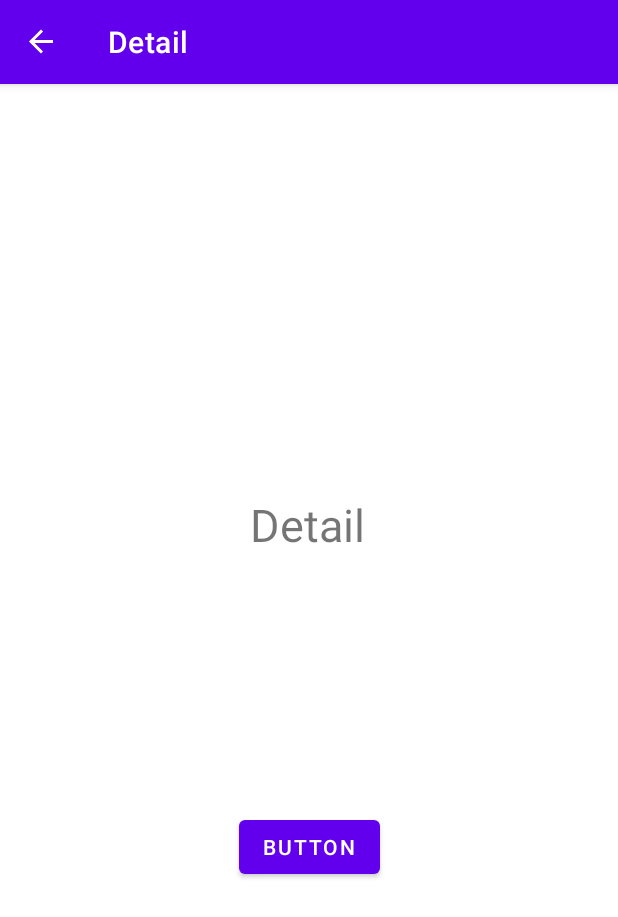
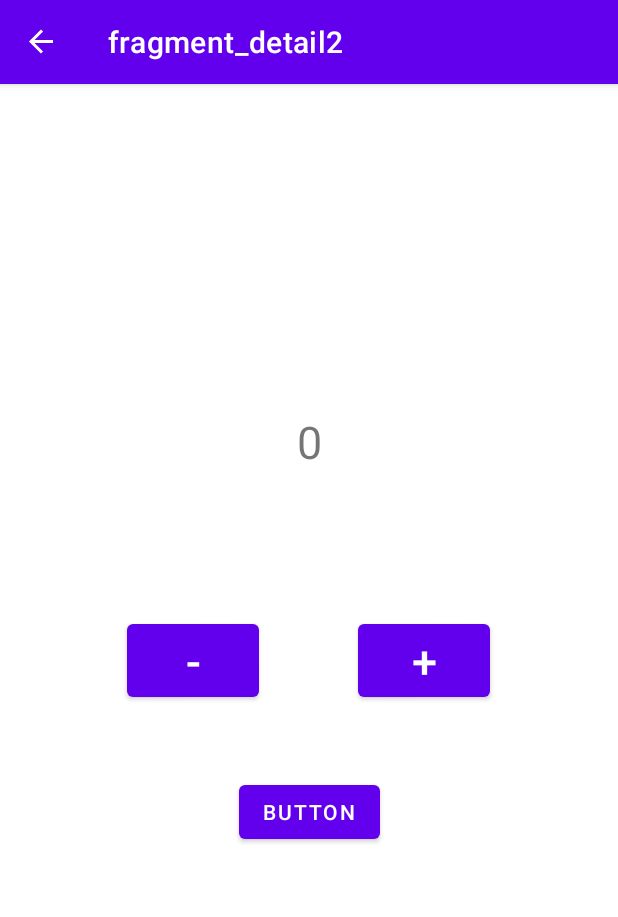
Before and after one commit to ECHO-SUNX/HelloApp, an Android app: the HomeFragment screen opened directly, with no data from a screen before it, after a tap on "BUTTON", on a phone screen of 412 x 824 dp. Shown: the top 917 px of the screen. Run offline under Robolectric (Android 15) with nearby library versions, the phone set to English and light mode, and no system bars; our stand-ins replace data binding, navigation-ui.

Commit message:
navigation databing

```diff
--- /dev/null
+++ b/app/src/main/java/com/example/helloapp/navigation/DetailFragment.java
@@ -0,0 +1,86 @@
+package com.example.helloapp.navigation;
+
+import android.os.Bundle;
+
+import androidx.databinding.DataBindingUtil;
+import androidx.databinding.ViewDataBinding;
+import androidx.fragment.app.Fragment;
+import androidx.lifecycle.ViewModelProvider;
+import androidx.navigation.NavController;
+import androidx.navigation.Navigation;
+
+import android.view.LayoutInflater;
+import android.view.View;
+import android.view.ViewGroup;
+
+import com.example.helloapp.R;
+import com.example.helloapp.databinding.FragmentDetail2Binding;
+import com.example.helloapp.databinding.FragmentHome2Binding;
+import com.example.helloapp.viewmodel.MyViewModel;
+
+/**
+ * A simple {@link Fragment} subclass.
+ * Use the {@link DetailFragment#newInstance} factory method to
+ * create an instance of this fragment.
+ */
+public class DetailFragment extends Fragment {
+
+    // TODO: Rename parameter arguments, choose names that match
+    // the fragment initialization parameters, e.g. ARG_ITEM_NUMBER
+    private static final String ARG_PARAM1 = "param1";
+    private static final String ARG_PARAM2 = "param2";
+
+    // TODO: Rename and change types of parameters
+    private String mParam1;
+    private String mParam2;
+
+    public DetailFragment() {
+        // Required empty public constructor
+    }
+
+    /**
+     * Use this factory method to create a new instance of
+     * this fragment using the provided parameters.
+     *
+     * @param param1 Parameter 1.
+     * @param param2 Parameter 2.
+     * @return A new instance of fragment DetailFragment.
+     */
+    // TODO: Rename and change types and number of parameters
+    public static DetailFragment newInstance(String param1, String param2) {
+        DetailFragment fragment = new DetailFragment();
+        Bundle args = new Bundle();
+        args.putString(ARG_PARAM1, param1);
+        args.putString(ARG_PARAM2, param2);
+        fragment.setArguments(args);
+        return fragment;
+    }
+
+    @Override
+    public void onCreate(Bundle savedInstanceState) {
+        super.onCreate(savedInstanceState);
+        if (getArguments() != null) {
+            mParam1 = getArguments().getString(ARG_PARAM1);
+            mParam2 = getArguments().getString(ARG_PARAM2);
+        }
+    }
+
+    @Override
+    public View onCreateView(LayoutInflater inflater, ViewGroup container,
+                             Bundle savedInstanceState) {
+        // Inflate the layout for this fragment
+        //return inflater.inflate(R.layout.fragment_detail2, container, false);
+        MyViewModel myViewModel = new ViewModelProvider(getActivity()).get(MyViewModel.class);
+        FragmentDetail2Binding binding = DataBindingUtil.inflate(inflater, R.layout.fragment_detail2, container, false);
+        binding.setData(myViewModel);
+        binding.setLifecycleOwner(getActivity());
+        binding.button8.setOnClickListener(new View.OnClickListener() {
+            @Override
+            public void onClick(View v) {
+                NavController navController = Navigation.findNavController(v);
+                navController.navigate(R.id.action_detailFragment2_to_homeFragment2);
+            }
+        });
+        return binding.getRoot();
+    }
+}
--- /dev/null
+++ b/app/src/main/java/com/example/helloapp/navigation/HomeFragment.java
@@ -0,0 +1,108 @@
+package com.example.helloapp.navigation;
+
+import android.os.Bundle;
+
+import androidx.databinding.DataBindingUtil;
+import androidx.databinding.ViewDataBinding;
+import androidx.fragment.app.Fragment;
+import androidx.lifecycle.ViewModelProvider;
+import androidx.navigation.NavController;
+import androidx.navigation.Navigation;
+
+import android.view.LayoutInflater;
+import android.view.View;
+import android.view.ViewGroup;
+import android.widget.SeekBar;
+
+import com.example.helloapp.R;
+import com.example.helloapp.databinding.FragmentHome2Binding;
+import com.example.helloapp.viewmodel.MyViewModel;
+
+/**
+ * A simple {@link Fragment} subclass.
+ * Use the {@link HomeFragment#newInstance} factory method to
+ * create an instance of this fragment.
+ */
+public class HomeFragment extends Fragment {
+
+    // TODO: Rename parameter arguments, choose names that match
+    // the fragment initialization parameters, e.g. ARG_ITEM_NUMBER
+    private static final String ARG_PARAM1 = "param1";
+    private static final String ARG_PARAM2 = "param2";
+
+    // TODO: Rename and change types of parameters
+    private String mParam1;
+    private String mParam2;
+
+    public HomeFragment() {
+        // Required empty public constructor
+    }
+
+    /**
+     * Use this factory method to create a new instance of
+     * this fragment using the provided parameters.
+     *
+     * @param param1 Parameter 1.
+     * @param param2 Parameter 2.
+     * @return A new instance of fragment HomeFragment.
+     */
+    // TODO: Rename and change types and number of parameters
+    public static HomeFragment newInstance(String param1, String param2) {
+        HomeFragment fragment = new HomeFragment();
+        Bundle args = new Bundle();
+        args.putString(ARG_PARAM1, param1);
+        args.putString(ARG_PARAM2, param2);
+        fragment.setArguments(args);
+        return fragment;
+    }
+
+    @Override
+    public void onCreate(Bundle savedInstanceState) {
+        super.onCreate(savedInstanceState);
+        if (getArguments() != null) {
+            mParam1 = getArguments().getString(ARG_PARAM1);
+            mParam2 = getArguments().getString(ARG_PARAM2);
+        }
+    }
+
+    @Override
+    public View onCreateView(LayoutInflater inflater, ViewGroup container,
+                             Bundle savedInstanceState) {
+        // Inflate the layout for this fragment
+        //return inflater.inflate(R.layout.fragment_home2, container, false);
+
+        MyViewModel myViewModel;
+        myViewModel = new ViewModelProvider(getActivity()).get(MyViewModel.class);
+        FragmentHome2Binding binding;
+        binding = DataBindingUtil.inflate(inflater, R.layout.fragment_home2, container, false);
+        binding.setData(myViewModel);
+        binding.setLifecycleOwner(getActivity());
+
+        binding.button5.setOnClickListener(new View.OnClickListener() {
+            @Override
+            public void onClick(View v) {
+                NavController controller  = Navigation.findNavController(v);
+                controller.navigate(R.id.action_homeFragment2_to_detailFragment2);
+            }
+        });
+
+        binding.seekBar.setProgress(myViewModel.getNumber().getValue());
+        binding.seekBar.setOnSeekBarChangeListener(new SeekBar.OnSeekBarChangeListener() {
+            @Override
+            public void onProgressChanged(SeekBar seekBar, int progress, boolean fromUser) {
+                myViewModel.getNumber().setValue(progress);
+            }
+
+            @Override
+            public void onStartTrackingTouch(SeekBar seekBar) {
+
+            }
+
+            @Override
+            public void onStopTrackingTouch(SeekBar seekBar) {
+
+            }
+        });
+        return binding.getRoot();
+    }
+}
--- a/app/src/main/java/com/example/helloapp/viewmodel/MyViewModel.java
+++ b/app/src/main/java/com/example/helloapp/viewmodel/MyViewModel.java
@@ -15,7 +15,7 @@ public class MyViewModel extends ViewModel {
         return number;
     }
 
-    public void add(){
-        number.setValue(number.getValue()+1);
+    public void add(Integer i){
+        number.setValue(number.getValue()+i);
     }
 }
--- a/app/src/main/res/layout/activity_main.xml
+++ b/app/src/main/res/layout/activity_main.xml
@@ -17,13 +17,9 @@
         <fragment
             android:id="@+id/fragment"
             android:name="androidx.navigation.fragment.NavHostFragment"
-            android:layout_width="0dp"
-            android:layout_height="0dp"
+            android:layout_width="match_parent"
+            android:layout_height="match_parent"
             app:defaultNavHost="true"
-            app:layout_constraintBottom_toBottomOf="parent"
-            app:layout_constraintEnd_toEndOf="parent"
-            app:layout_constraintStart_toStartOf="parent"
-            app:layout_constraintTop_toTopOf="parent"
-            app:navGraph="@navigation/my_na" />
+            app:navGraph="@navigation/my_na1" />
     </androidx.constraintlayout.widget.ConstraintLayout>
 </layout>
--- /dev/null
+++ b/app/src/main/res/layout/fragment_detail2.xml
@@ -0,0 +1,68 @@
+<?xml version="1.0" encoding="utf-8"?>
+<layout xmlns:android="http://schemas.android.com/apk/res/android"
+    xmlns:app="http://schemas.android.com/apk/res-auto"
+    xmlns:tools="http://schemas.android.com/tools">
+
+    <data>
+        <variable
+            name="data"
+            type="com.example.helloapp.viewmodel.MyViewModel" />
+    </data>
+
+    <androidx.constraintlayout.widget.ConstraintLayout
+        android:layout_width="match_parent"
+        android:layout_height="match_parent"
+        tools:context=".navigation.DetailFragment">
+
+
+        <TextView
+            android:id="@+id/textView5"
+            android:layout_width="wrap_content"
+            android:layout_height="wrap_content"
+            android:text="@{String.valueOf(data.number)}"
+            android:textSize="30sp"
+            app:layout_constraintBottom_toBottomOf="parent"
+            app:layout_constraintEnd_toEndOf="parent"
+            app:layout_constraintStart_toStartOf="parent"
+            app:layout_constraintTop_toTopOf="parent"
+            app:layout_constraintVertical_bias="0.3" />
+
+        <Button
+            android:id="@+id/button6"
+            android:layout_width="wrap_content"
+            android:layout_height="wrap_content"
+            android:text="-"
+            android:textSize="30sp"
+            android:onClick="@{()->data.add(-1)}"
+            app:layout_constraintBottom_toBottomOf="parent"
+            app:layout_constraintEnd_toEndOf="parent"
+            app:layout_constraintHorizontal_bias="0.262"
+            app:layout_constraintStart_toStartOf="parent"
+            app:layout_constraintTop_toTopOf="parent" />
+
+        <Button
+            android:id="@+id/button7"
+            android:layout_width="wrap_content"
+            android:layout_height="wrap_content"
+            android:text="+"
+            android:textSize="30sp"
+            android:onClick="@{()->data.add(1)}"
+            app:layout_constraintBottom_toBottomOf="@+id/button6"
+            app:layout_constraintEnd_toEndOf="parent"
+            app:layout_constraintHorizontal_bias="0.737"
+            app:layout_constraintStart_toStartOf="parent"
+            app:layout_constraintTop_toTopOf="@+id/button6"
+            app:layout_constraintVertical_bias="1.0" />
+
+        <Button
+            android:id="@+id/button8"
+            android:layout_width="wrap_content"
+            android:layout_height="wrap_content"
+            android:text="Button"
+            app:layout_constraintBottom_toBottomOf="parent"
+            app:layout_constraintEnd_toEndOf="parent"
+            app:layout_constraintStart_toStartOf="parent"
+            app:layout_constraintTop_toTopOf="parent"
+            app:layout_constraintVertical_bias="0.641" />
+    </androidx.constraintlayout.widget.ConstraintLayout>
+</layout>
--- /dev/null
+++ b/app/src/main/res/navigation/my_na1.xml
@@ -0,0 +1,26 @@
+<?xml version="1.0" encoding="utf-8"?>
+<navigation xmlns:android="http://schemas.android.com/apk/res/android"
+    xmlns:app="http://schemas.android.com/apk/res-auto"
+    xmlns:tools="http://schemas.android.com/tools"
+    android:id="@+id/my_na1"
+    app:startDestination="@id/homeFragment2">
+
+    <fragment
+        android:id="@+id/homeFragment2"
+        android:name="com.example.helloapp.navigation.HomeFragment"
+        android:label="fragment_home2"
+        tools:layout="@layout/fragment_home2" >
+        <action
+            android:id="@+id/action_homeFragment2_to_detailFragment2"
+            app:destination="@id/detailFragment2" />
+    </fragment>
+    <fragment
+        android:id="@+id/detailFragment2"
+        android:name="com.example.helloapp.navigation.DetailFragment"
+        android:label="fragment_detail2"
+        tools:layout="@layout/fragment_detail2" >
+        <action
+            android:id="@+id/action_detailFragment2_to_homeFragment2"
+            app:destination="@id/homeFragment2" />
+    </fragment>
+</navigation>
```
Also changed, not shown: app/src/main/res/layout/fragment_home2.xml (added, +55 -0 lines).
